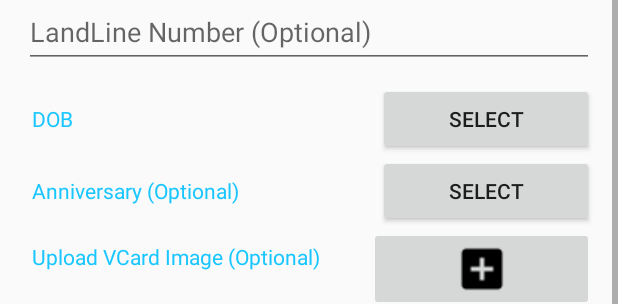
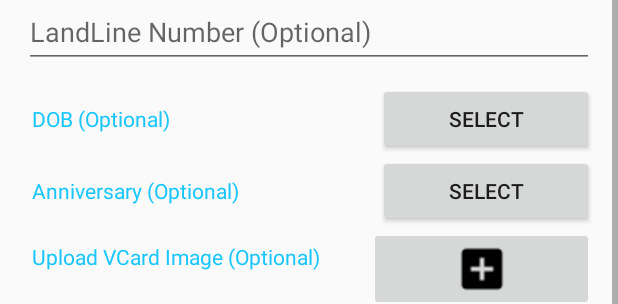
Before and after one commit to raviat10x/totem3, an Android app: the layout activity_new_customer.xml on its own in the app's theme, with its tools: preview values and no code run, scrolled down 220 dp, on a phone screen of 412 x 824 dp. Shown: the part 671-975 px from the top of the screen. Run offline under Robolectric (Android 15) with nearby library versions, the phone set to English and light mode, and no system bars.

Commit message:
Updated Code on 26thNov, 2015 08:23pm

```diff
--- a/app/src/main/res/layout/activity_new_customer.xml
+++ b/app/src/main/res/layout/activity_new_customer.xml
@@ -265,7 +265,7 @@
                         android:layout_marginBottom="24dp"
                         android:layout_marginLeft="5dp"
                         android:layout_weight="0.6"
-                        android:text="DOB" />
+                        android:text="DOB (Optional)" />
 
                     <android.support.v7.widget.AppCompatButton
                         android:id="@+id/btnDOB"
```
Also changed, not shown: app/src/main/java/com/move10x/totem/design/NewLeadActivity.java (renamed from app/src/main/java/com/move10x/totem/design/NewCustomerActivity.java, +11 -10 lines).
